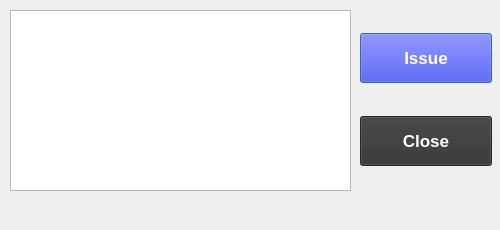
Before: the Qt Designer form GeneratedUI/uifiles/issuebook.ui in ayushr01/Library-Management-System, drawn with Qt 5.
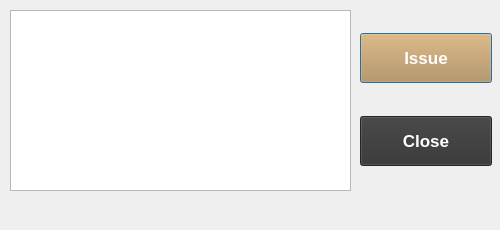
After: the same form once the commit is applied.

```diff
--- a/GeneratedUI/uifiles/issuebook.ui
+++ b/GeneratedUI/uifiles/issuebook.ui
@@ -112,7 +112,7 @@
        </font>
       </property>
       <property name="styleSheet">
-       <string notr="true">background-color : blue;
+       <string notr="true">background-color : #be8846;
 color: white;</string>
       </property>
       <property name="text">
```
